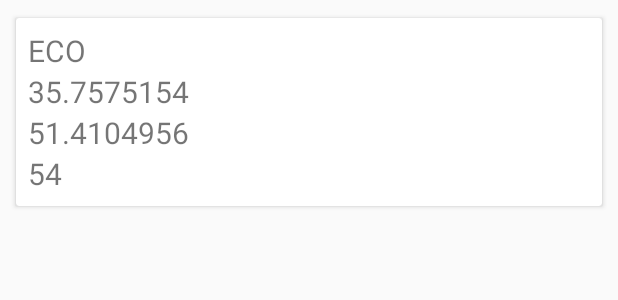
After one commit to HeyPouya/MapSample, an Android app: the layout vehicle_list_item.xml on its own in the app's theme, with its tools: preview values and no code run, on a phone screen of 412 x 824 dp. The commit adds this screen. Shown: the top 300 px of the screen. Run offline under Robolectric (Android 15) with nearby library versions, the phone set to English and light mode, and no system bars.

Commit message:
added items for vehicle list recycler view

```diff
--- a/app/src/main/res/layout/vehicle_list_fragment.xml
+++ b/app/src/main/res/layout/vehicle_list_fragment.xml
@@ -1,13 +1,22 @@
 <?xml version="1.0" encoding="utf-8"?>
 <androidx.constraintlayout.widget.ConstraintLayout xmlns:android="http://schemas.android.com/apk/res/android"
+    xmlns:app="http://schemas.android.com/apk/res-auto"
     xmlns:tools="http://schemas.android.com/tools"
     android:layout_width="match_parent"
     android:layout_height="match_parent"
     tools:context=".features.vehiclelist.VehicleListFragment">
 
-    <TextView
-        android:layout_width="match_parent"
-        android:layout_height="match_parent"
-        android:text="Hello" />
+    <androidx.recyclerview.widget.RecyclerView
+        android:id="@+id/recycler"
+        android:layout_width="0dp"
+        android:layout_height="0dp"
+        android:orientation="vertical"
+        app:layoutManager="androidx.recyclerview.widget.GridLayoutManager"
+        app:layout_constraintBottom_toBottomOf="parent"
+        app:layout_constraintEnd_toEndOf="parent"
+        app:layout_constraintStart_toStartOf="parent"
+        app:layout_constraintTop_toTopOf="parent"
+        app:spanCount="2"
+        tools:listitem="@layout/vehicle_list_item" />
 
 </androidx.constraintlayout.widget.ConstraintLayout>
--- /dev/null
+++ b/app/src/main/res/layout/vehicle_list_item.xml
@@ -0,0 +1,47 @@
+<?xml version="1.0" encoding="utf-8"?>
+<androidx.cardview.widget.CardView xmlns:android="http://schemas.android.com/apk/res/android"
+    xmlns:app="http://schemas.android.com/apk/res-auto"
+    xmlns:tools="http://schemas.android.com/tools"
+    android:layout_width="match_parent"
+    android:layout_height="wrap_content"
+    android:layout_marginStart="8dp"
+    android:layout_marginTop="8dp"
+    android:layout_marginEnd="8dp"
+    app:cardUseCompatPadding="true">
+
+    <LinearLayout
+        android:layout_width="match_parent"
+        android:layout_height="wrap_content"
+        android:orientation="vertical"
+        android:padding="8dp">
+
+        <TextView
+            android:id="@+id/txtType"
+            android:layout_width="wrap_content"
+            android:layout_height="wrap_content"
+            android:textSize="20sp"
+            tools:text="ECO" />
+
+        <TextView
+            android:id="@+id/txtLat"
+            android:layout_width="wrap_content"
+            android:layout_height="wrap_content"
+            android:textSize="20sp"
+            tools:text="35.7575154" />
+
+        <TextView
+            android:id="@+id/txtLng"
+            android:layout_width="wrap_content"
+            android:layout_height="wrap_content"
+            android:textSize="20sp"
+            tools:text="51.4104956" />
+
+        <TextView
+            android:id="@+id/txtBearing"
+            android:layout_width="wrap_content"
+            android:layout_height="wrap_content"
+            android:textSize="20sp"
+            tools:text="54" />
+
+    </LinearLayout>
+</androidx.cardview.widget.CardView>
```
